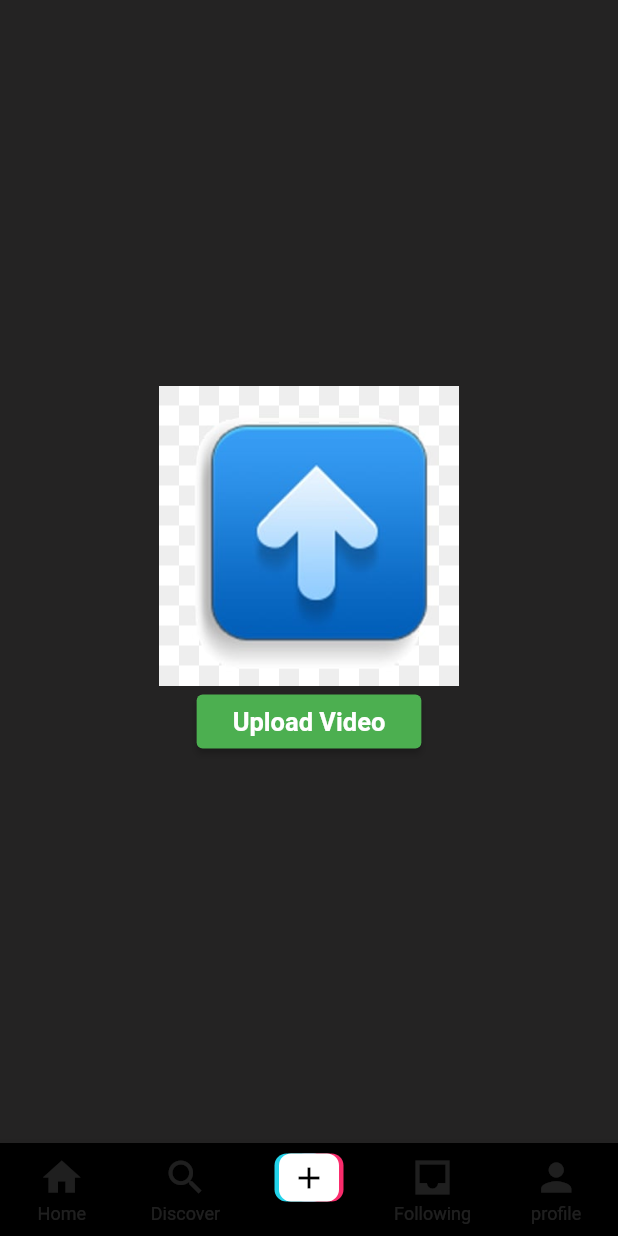
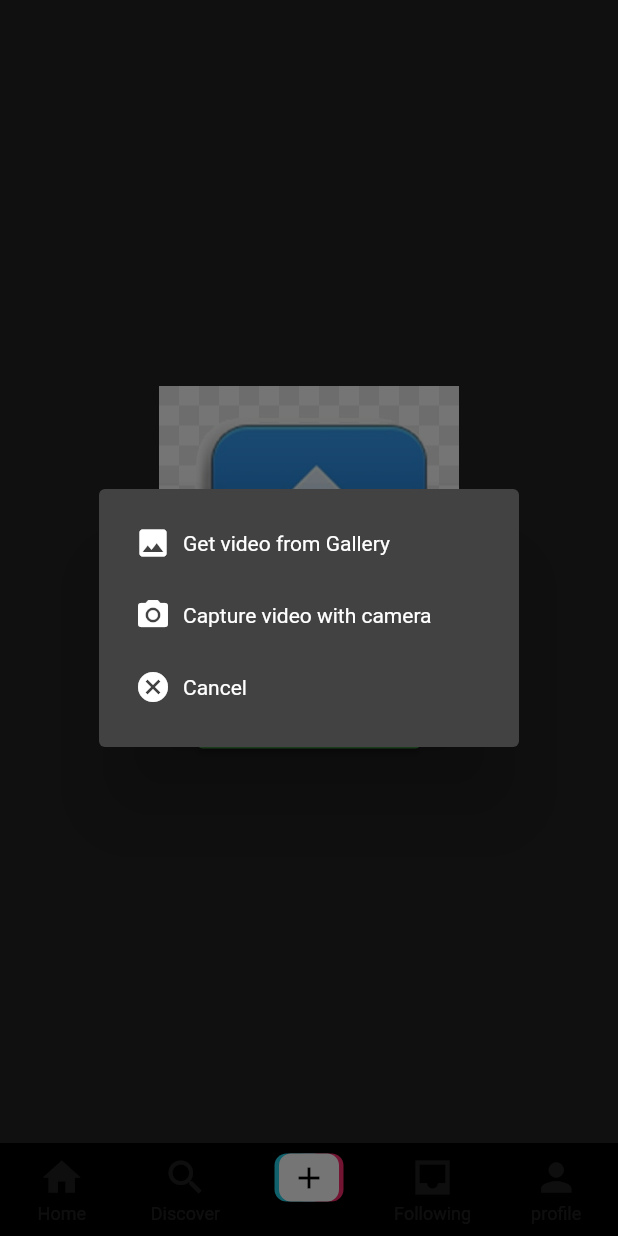
Before and after one commit to sovaamahato/TikTok_app, a Flutter app: the screen it shows once a user with an empty profile is signed in, item 3 of the bottom bar chosen, after a tap on "Upload Video", on a phone screen of 412 x 824 dp. Run offline on Flutter 3.47's test engine with Material 2 defaults, Android fonts, the phone set to English and light mode, and no system bars; our stand-ins replace cloud_firestore, firebase_auth, firebase_core, firebase_storage, get, google_fonts and 2 more; accounts and stored records are empty.

Commit message:
dialog box added for uploading video

```diff
--- a/lib/pages/home/upload_video/upload_video.dart
+++ b/lib/pages/home/upload_video/upload_video.dart
@@ -1,4 +1,5 @@
 import 'package:flutter/material.dart';
+import 'package:get/get.dart';
 
 class UploadVideo extends StatefulWidget {
   const UploadVideo({super.key});
@@ -8,27 +9,102 @@ class UploadVideo extends StatefulWidget {
 }
 
 class _UploadVideoState extends State<UploadVideo> {
+  Future ShowDialogBox() {
+    return showDialog(
+        context: context,
+        builder: ((context) => SimpleDialog(
+              children: [
+                SimpleDialogOption(
+                  onPressed: () {},
+                  child: Row(
+                    children: [
+                      Icon(
+                        Icons.image,
+                      ),
+                      Expanded(
+                        child: Padding(
+                          padding: EdgeInsets.all(8),
+                          child: Text(
+                            "Get video from Gallery",
+                            maxLines: 3,
+                            style: TextStyle(fontSize: 14),
+                          ),
+                        ),
+                      )
+                    ],
+                  ),
+                ),
+
+
+                SimpleDialogOption(
+                  onPressed: () {},
+                  child: Row(
+                    children: [
+                      Icon(
+                        Icons.camera_alt,
+                      ),
+                      Expanded(
+                        child: Padding(
+                          padding: EdgeInsets.all(8),
+                          child: Text(
+                            "Capture video with camera",
+                            maxLines: 3,
+                            style: TextStyle(fontSize: 14),
+                          ),
+                        ),
+                      ),
+
+
+                    ],
+                  ),
+                ),
+
+
+                SimpleDialogOption(
+                  onPressed: () {
+
+                    Get.back();
+                  },
+                  child: Row(
+                    children: [
+                      Icon(
+                        Icons.cancel,
+                      ),
+                      Padding(
+                        padding: EdgeInsets.all(8),
+                        child: Text(
+                          "Cancel",
+                          style: TextStyle(fontSize: 14),
+                        ),
+                      )
+                    ],
+                  ),
+                ),
+              ],
+            )));
+  }
+
   @override
   Widget build(BuildContext context) {
     return Scaffold(
       body: Center(
         child: Column(
           mainAxisAlignment: MainAxisAlignment.center,
-
           children: [
             Image.asset(
               "images/upload_video1.jpg",
               width: 200,
             ),
             ElevatedButton(
-
                 style: ElevatedButton.styleFrom(backgroundColor: Colors.green),
-                onPressed: () {},
+                onPressed: () {
+                  ShowDialogBox();
+                },
                 child: Padding(
                   padding: const EdgeInsets.all(8.0),
                   child: Text(
                     "Upload Video",
-                    style: TextStyle(fontSize: 17,fontWeight: FontWeight.bold),
+                    style: TextStyle(fontSize: 17, fontWeight: FontWeight.bold),
                   ),
                 ))
           ],
```
